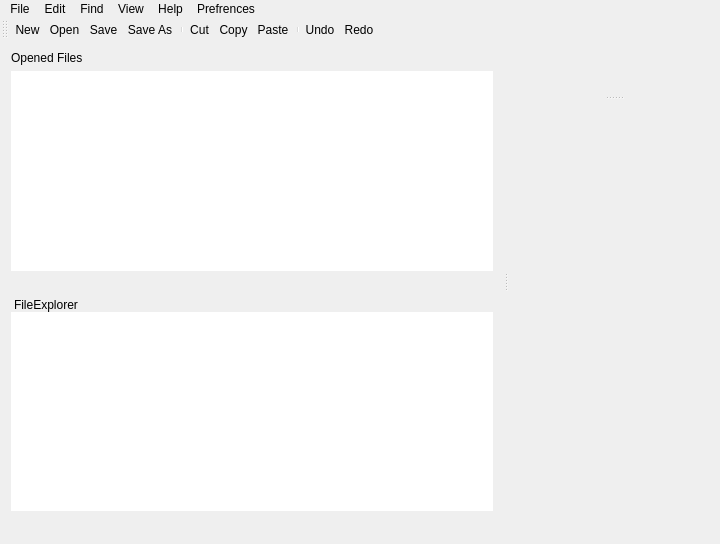
Qt form src/mainwindow.ui (kum8r/SimpleCodeEditor) before a commit.
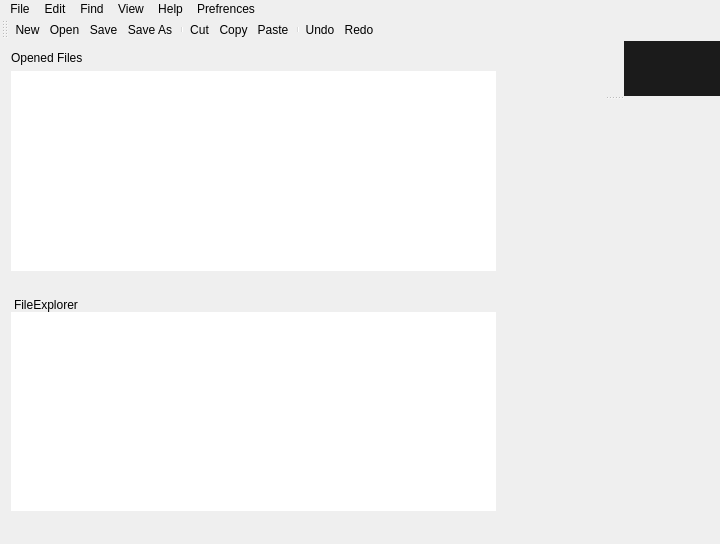
The same form after that commit. Icons and pictures are not drawn.

```diff
--- a/src/mainwindow.ui
+++ b/src/mainwindow.ui
@@ -21,6 +21,9 @@
    <string notr="true">border:0;</string>
   </property>
   <widget class="QWidget" name="centralWidget">
+   <property name="styleSheet">
+    <string notr="true"/>
+   </property>
    <layout class="QGridLayout" name="gridLayout">
     <property name="leftMargin">
      <number>0</number>
@@ -39,9 +42,15 @@
     </property>
     <item row="0" column="0">
      <widget class="QSplitter" name="splitter_2">
+      <property name="lineWidth">
+       <number>0</number>
+      </property>
       <property name="orientation">
        <enum>Qt::Horizontal</enum>
       </property>
+      <property name="handleWidth">
+       <number>0</number>
+      </property>
       <widget class="QSplitter" name="splitter">
        <property name="sizePolicy">
         <sizepolicy hsizetype="Minimum" vsizetype="Minimum">
@@ -148,6 +157,9 @@
         <enum>Qt::Vertical</enum>
        </property>
        <widget class="QWidget" name="widget_3" native="true">
+        <property name="styleSheet">
+         <string notr="true"/>
+        </property>
         <layout class="QHBoxLayout" name="horizontalLayout">
          <property name="spacing">
           <number>0</number>
@@ -167,7 +179,22 @@
          <item>
           <widget class="QTabWidget" name="tabWidget">
            <property name="styleSheet">
-            <string notr="true"/>
+            <string notr="true">        QTabWidget::pane {background: #272727;}
+        QTabWidget::tab-bar:top {top: 1px;}
+        QTabWidget::tab-bar:bottom {bottom: 1px;}
+        QTabWidget::tab-bar:left {right: 1px;}
+        QTabWidget::tab-bar:right {left: 1px;}
+        QTabBar{background-color: #1b1b1b; qproperty-drawBase:0;  }
+
+        QTabBar::tab {border: 1px #1b1b1b;}
+        QTabBar::tab:selected {background: #2b2b2b;color: #bbbbbb;}
+        QTabBar::tab:!selected {background: #3c3e3f;color: #bbbbbb;}
+        QTabBar::tab:bottom:!selected {margin-bottom: 3px;}
+        QTabBar::tab:top, QTabBar::tab:bottom {
+            min-width: 8ex;
+            margin-right: -1px;
+            padding: 5px 10px 5px 10px;}
+</string>
            </property>
            <property name="tabShape">
             <enum>QTabWidget::Rounded</enum>
@@ -188,6 +215,9 @@
          </item>
          <item>
           <widget class="QWidget" name="widget_2" native="true">
+           <property name="enabled">
+            <bool>true</bool>
+           </property>
            <property name="sizePolicy">
             <sizepolicy hsizetype="Expanding" vsizetype="Expanding">
              <horstretch>0</horstretch>
@@ -200,6 +230,10 @@
              <height>16777215</height>
             </size>
            </property>
+           <property name="styleSheet">
+            <string notr="true">background-color: rgb(27, 27, 27);
+margin-top:1px;</string>
+           </property>
           </widget>
          </item>
         </layout>
```
Left out of the diff: 40 changed lines with no effect on the pictures.
